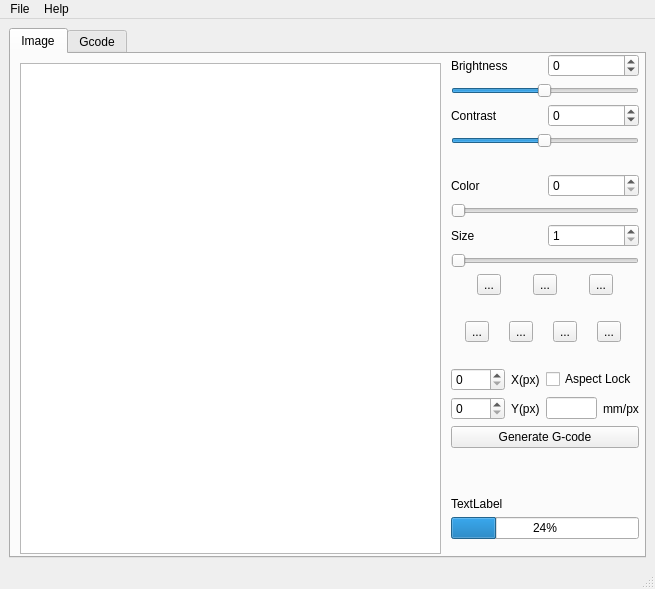
First picture: the form in UI/main_window.ui, repository b-randon/gImage, before the edit.
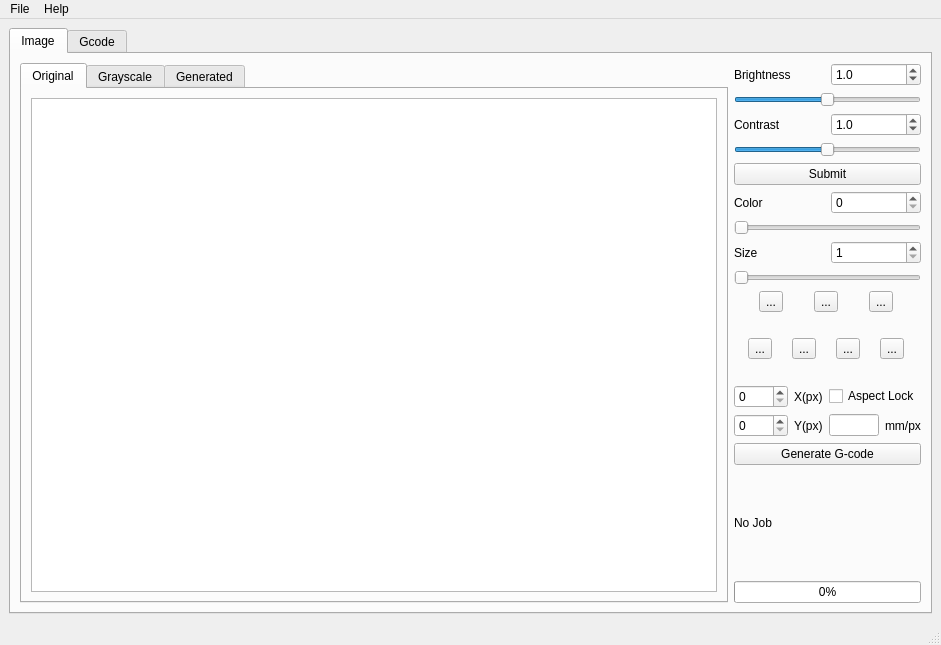
Second picture: the form after the edit.

What changed in the file:
```diff
--- a/UI/main_window.ui
+++ b/UI/main_window.ui
@@ -6,8 +6,8 @@
    <rect>
     <x>0</x>
     <y>0</y>
-    <width>655</width>
-    <height>589</height>
+    <width>941</width>
+    <height>645</height>
    </rect>
   </property>
   <property name="windowTitle">
@@ -15,7 +15,7 @@
   </property>
   <widget class="QWidget" name="centralwidget">
    <layout class="QGridLayout" name="gridLayout">
-    <item row="0" column="1">
+    <item row="1" column="0">
      <widget class="QTabWidget" name="tabWidget">
       <property name="currentIndex">
        <number>0</number>
@@ -24,25 +24,45 @@
        <attribute name="title">
         <string>Image</string>
        </attribute>
-       <widget class="QGraphicsView" name="currentImage">
-        <property name="geometry">
-         <rect>
-          <x>9</x>
-          <y>9</y>
-          <width>421</width>
-          <height>491</height>
-         </rect>
-        </property>
-       </widget>
-       <widget class="QWidget" name="verticalLayoutWidget">
-        <property name="geometry">
-         <rect>
-          <x>440</x>
-          <y>0</y>
-          <width>188</width>
-          <height>485</height>
-         </rect>
-        </property>
+       <layout class="QHBoxLayout" name="horizontalLayout_6" stretch="10,1">
+        <item>
+         <widget class="QTabWidget" name="image_tabs">
+          <property name="currentIndex">
+           <number>0</number>
+          </property>
+          <widget class="QWidget" name="original_tab">
+           <attribute name="title">
+            <string>Original</string>
+           </attribute>
+           <layout class="QHBoxLayout" name="horizontalLayout_4">
+            <item>
+             <widget class="QGraphicsView" name="original_image"/>
+            </item>
+           </layout>
+          </widget>
+          <widget class="QWidget" name="gray_tab">
+           <attribute name="title">
+            <string>Grayscale</string>
+           </attribute>
+           <layout class="QHBoxLayout" name="horizontalLayout_11">
+            <item>
+             <widget class="QGraphicsView" name="gray_image"/>
+            </item>
+           </layout>
+          </widget>
+          <widget class="QWidget" name="generated_tab">
+           <attribute name="title">
+            <string>Generated</string>
+           </attribute>
+           <layout class="QHBoxLayout" name="horizontalLayout_10">
+            <item>
+             <widget class="QGraphicsView" name="currentImage_3"/>
+            </item>
+           </layout>
+          </widget>
+         </widget>
+        </item>
+        <item>
         <layout class="QVBoxLayout" name="verticalLayout">
          <property name="sizeConstraint">
           <enum>QLayout::SetDefaultConstraint</enum>
@@ -66,23 +86,29 @@
            <item row="1" column="0" colspan="2">
             <widget class="QSlider" name="brightness_slider">
              <property name="minimum">
-              <number>-127</number>
+               <number>0</number>
              </property>
              <property name="maximum">
-              <number>128</number>
+               <number>20</number>
+              </property>
+              <property name="value">
+               <number>10</number>
              </property>
              <property name="orientation">
               <enum>Qt::Horizontal</enum>
              </property>
             </widget>
            </item>
-           <item row="3" column="0" colspan="2">
+            <item row="4" column="0" colspan="2">
             <widget class="QSlider" name="contrast_slider">
              <property name="minimum">
-              <number>-127</number>
+               <number>0</number>
              </property>
              <property name="maximum">
-              <number>128</number>
+               <number>20</number>
+              </property>
+              <property name="value">
+               <number>10</number>
              </property>
              <property name="orientation">
               <enum>Qt::Horizontal</enum>
@@ -90,39 +116,45 @@
             </widget>
            </item>
            <item row="0" column="1">
-            <widget class="QSpinBox" name="brightness_spinbox">
-             <property name="minimum">
-              <number>-127</number>
+             <widget class="QDoubleSpinBox" name="brightness_spinbox">
+              <property name="decimals">
+               <number>1</number>
              </property>
              <property name="maximum">
-              <number>128</number>
+               <double>2.000000000000000</double>
+              </property>
+              <property name="singleStep">
+               <double>0.100000000000000</double>
+              </property>
+              <property name="value">
+               <double>1.000000000000000</double>
              </property>
             </widget>
            </item>
            <item row="2" column="1">
-            <widget class="QSpinBox" name="contrast_spinbox">
-             <property name="minimum">
-              <number>-127</number>
+             <widget class="QDoubleSpinBox" name="contrast_spinbox">
+              <property name="decimals">
+               <number>1</number>
              </property>
              <property name="maximum">
-              <number>128</number>
+               <double>2.000000000000000</double>
+              </property>
+              <property name="singleStep">
+               <double>0.100000000000000</double>
+              </property>
+              <property name="value">
+               <double>1.000000000000000</double>
              </property>
             </widget>
            </item>
           </layout>
          </item>
          <item>
-          <spacer name="horizontalSpacer_2">
-           <property name="orientation">
-            <enum>Qt::Horizontal</enum>
-           </property>
-           <property name="sizeHint" stdset="0">
-            <size>
-             <width>40</width>
-             <height>20</height>
-            </size>
-           </property>
-          </spacer>
+           <widget class="QPushButton" name="submit_button">
+            <property name="text">
+             <string>Submit</string>
+            </property>
+           </widget>
          </item>
          <item>
           <layout class="QGridLayout" name="gridLayout_5">
@@ -325,38 +357,22 @@
           </widget>
          </item>
          <item>
-          <layout class="QVBoxLayout" name="verticalLayout_3">
-           <item>
-            <spacer name="verticalSpacer">
-             <property name="orientation">
-              <enum>Qt::Vertical</enum>
-             </property>
-             <property name="sizeHint" stdset="0">
-              <size>
-               <width>20</width>
-               <height>40</height>
-              </size>
-             </property>
-            </spacer>
-           </item>
-           <item>
             <widget class="QLabel" name="job_label">
              <property name="text">
-              <string>TextLabel</string>
+             <string>No Job</string>
              </property>
             </widget>
            </item>
            <item>
             <widget class="QProgressBar" name="job_progressbar">
              <property name="value">
-              <number>24</number>
+             <number>0</number>
              </property>
             </widget>
            </item>
           </layout>
          </item>
         </layout>
-       </widget>
       </widget>
       <widget class="QWidget" name="gcode_tab">
        <attribute name="title">
@@ -470,7 +486,7 @@
     <rect>
      <x>0</x>
      <y>0</y>
-     <width>655</width>
+     <width>941</width>
      <height>21</height>
     </rect>
    </property>
```
Left out of the diff: 55 changed lines with no effect on the pictures. Lines whose indentation alone changed are shown as unchanged.
